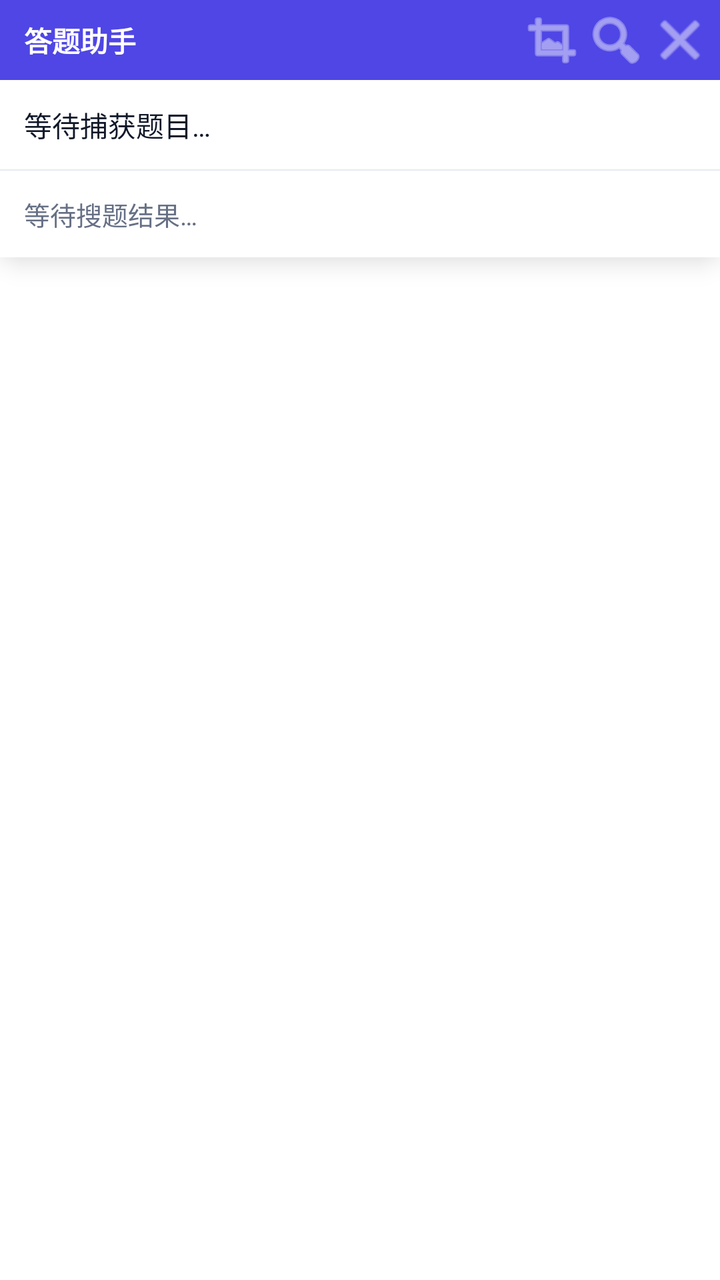
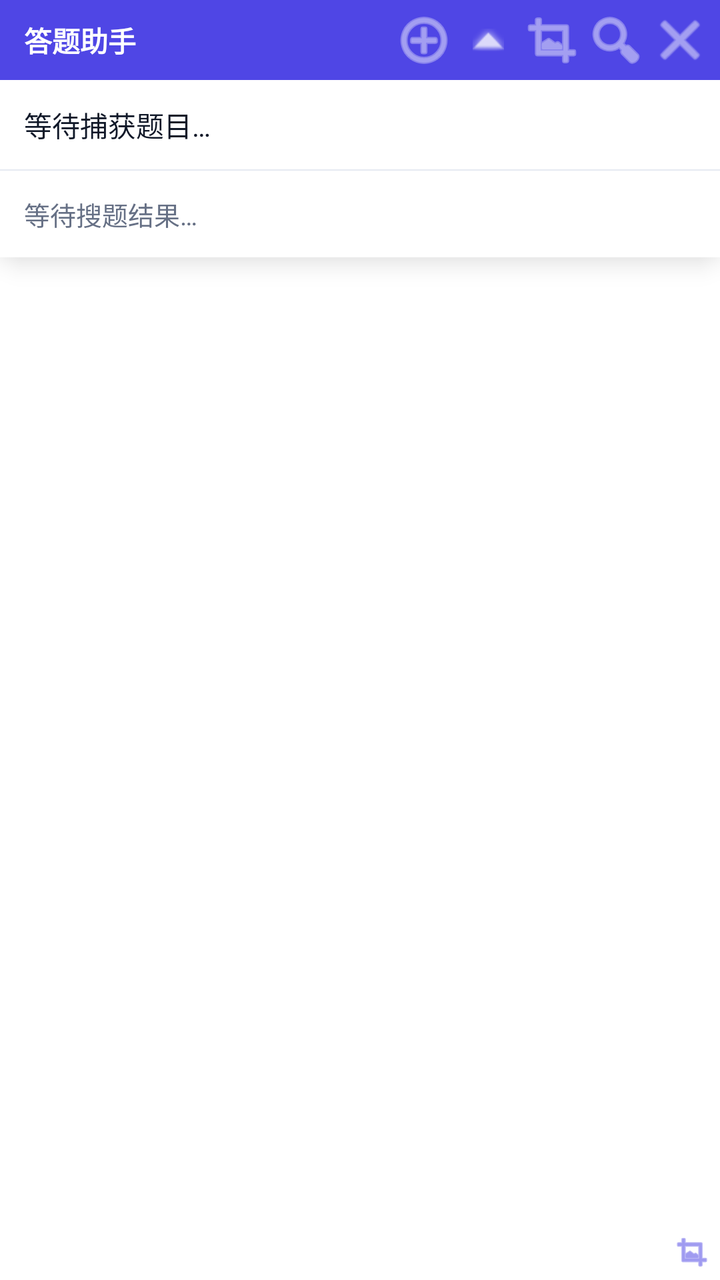

Compare the two renders of this Android layout. The source of the first and the diff that turns it into the second are given below.
<!-- AndroidManifest.xml: fallback theme Theme.MaterialComponents.DayNight.NoActionBar -->
<!-- res/layout/quiz_overlay.xml -->
<?xml version="1.0" encoding="utf-8"?>

<FrameLayout xmlns:android="http://schemas.android.com/apk/res/android"
    android:id="@+id/root_container"
    android:layout_width="match_parent"
    android:layout_height="match_parent">

    
    <LinearLayout
        android:id="@+id/answer_container"
        android:layout_width="match_parent"
        android:layout_height="wrap_content"
        android:orientation="vertical"
        android:background="@drawable/quiz_overlay_bg"
        android:elevation="8dp"
        android:padding="0dp">

        <LinearLayout
            android:layout_width="match_parent"
            android:layout_height="40dp"
            android:orientation="horizontal"
            android:gravity="center_vertical"
            android:paddingLeft="12dp"
            android:paddingRight="4dp"
            android:background="#4F46E5">

            <TextView
                android:layout_width="0dp"
                android:layout_height="wrap_content"
                android:layout_weight="1"
                android:text="答题助手"
                android:textColor="#FFFFFF"
                android:textSize="14sp"
                android:textStyle="bold" />

            <ImageButton
                android:id="@+id/btn_area"
                android:layout_width="32dp"
                android:layout_height="32dp"
                android:src="@android:drawable/ic_menu_crop"
                android:background="@null"
                android:scaleType="center"
                android:tint="#FFFFFF"
                android:alpha="0.8"
                android:contentDescription="选择识别区域" />

            <ImageButton
                android:id="@+id/btn_search"
                android:layout_width="32dp"
                android:layout_height="32dp"
                android:src="@android:drawable/ic_menu_search"
                android:background="@null"
                android:scaleType="center"
                android:tint="#FFFFFF"
                android:alpha="0.8"
                android:contentDescription="搜题" />

            <ImageButton
                android:id="@+id/btn_close"
                android:layout_width="32dp"
                android:layout_height="32dp"
                android:src="@android:drawable/ic_menu_close_clear_cancel"
                android:background="@null"
                android:scaleType="center"
                android:tint="#FFFFFF"
                android:alpha="0.8"
                android:contentDescription="关闭" />
        </LinearLayout>

        <TextView
            android:id="@+id/tv_question"
            android:layout_width="match_parent"
            android:layout_height="wrap_content"
            android:padding="12dp"
            android:background="#FFFFFF"
            android:text="等待捕获题目…"
            android:textColor="#101828"
            android:textSize="14sp"
            android:maxLines="6"
            android:ellipsize="end"
            android:lineSpacingExtra="4dp" />

        <View
            android:layout_width="match_parent"
            android:layout_height="0.5dp"
            android:background="#E6EAF2" />

        <TextView
            android:id="@+id/tv_answer"
            android:layout_width="match_parent"
            android:layout_height="wrap_content"
            android:padding="12dp"
            android:background="#FFFFFF"
            android:text="等待搜题结果…"
            android:textColor="#667085"
            android:textSize="13sp"
            android:maxLines="8"
            android:ellipsize="end"
            android:lineSpacingExtra="3dp" />
    </LinearLayout>

    
    <com.example.box.RegionSelectorView
        android:id="@+id/region_selector"
        android:layout_width="match_parent"
        android:layout_height="match_parent"
        android:visibility="gone"
        android:background="#33000000" />

    
    <LinearLayout
        android:id="@+id/region_toolbar"
        android:layout_width="match_parent"
        android:layout_height="48dp"
        android:orientation="horizontal"
        android:gravity="center_vertical"
        android:paddingStart="12dp"
        android:paddingEnd="12dp"
        android:background="#4F46E5"
        android:visibility="gone"
        android:elevation="4dp">

        <TextView
            android:layout_width="0dp"
            android:layout_height="wrap_content"
            android:layout_weight="1"
            android:text="调节识别区域"
            android:textColor="#FFFFFF"
            android:textSize="14sp"
            android:textStyle="bold" />

        <Button
            android:id="@+id/btn_region_cancel"
            android:layout_width="wrap_content"
            android:layout_height="wrap_content"
            android:text="取消"
            android:textColor="#FFFFFF"
            android:background="?android:attr/selectableItemBackground"
            android:minWidth="0dp"
            android:minHeight="0dp"
            android:paddingStart="12dp"
            android:paddingEnd="12dp"
            android:layout_marginEnd="8dp"/>

        <Button
            android:id="@+id/btn_region_save"
            android:layout_width="wrap_content"
            android:layout_height="wrap_content"
            android:text="保存"
            android:textColor="#FFFFFF"
            android:background="?android:attr/selectableItemBackground"
            android:minWidth="0dp"
            android:minHeight="0dp"
            android:paddingStart="12dp"
            android:paddingEnd="12dp"/>
    </LinearLayout>

</FrameLayout>
<!-- resources referenced by this layout -->
<resources>
  <!-- drawable quiz_overlay_bg (drawable) -->
  <?xml version="1.0" encoding="utf-8"?>
  
  <shape xmlns:android="http://schemas.android.com/apk/res/android">
      <solid android:color="#FFFFFF" />
      <corners android:radius="16dp" />
      <stroke
          android:width="0.5dp"
          android:color="#E6EAF2" />
  </shape>
</resources>

<!-- the commit's change to res/layout/quiz_overlay.xml (unified diff, before → after) -->
@@ -32,6 +32,28 @@
                 android:textColor="#FFFFFF"
                 android:textSize="14sp"
                 android:textStyle="bold" />
+
+            <ImageButton
+                android:id="@+id/btn_font"
+                android:layout_width="32dp"
+                android:layout_height="32dp"
+                android:src="@android:drawable/ic_menu_add"
+                android:background="@null"
+                android:scaleType="center"
+                android:tint="#FFFFFF"
+                android:alpha="0.8"
+                android:contentDescription="字号" />
+
+            <ImageButton
+                android:id="@+id/btn_collapse"
+                android:layout_width="32dp"
+                android:layout_height="32dp"
+                android:src="@android:drawable/arrow_up_float"
+                android:background="@null"
+                android:scaleType="center"
+                android:tint="#FFFFFF"
+                android:alpha="0.8"
+                android:contentDescription="折叠" />
 
             <ImageButton
                 android:id="@+id/btn_area"
@@ -100,6 +122,20 @@
     </LinearLayout>
 
     
+    <ImageView
+        android:id="@+id/resize_handle"
+        android:layout_width="28dp"
+        android:layout_height="28dp"
+        android:layout_gravity="bottom|end"
+        android:padding="4dp"
+        android:src="@android:drawable/ic_menu_crop"
+        android:tint="#4F46E5"
+        android:background="#FFFFFF"
+        android:alpha="0.9"
+        android:scaleType="fitCenter"
+        android:contentDescription="缩放" />
+
+    
     <com.example.box.RegionSelectorView
         android:id="@+id/region_selector"
         android:layout_width="match_parent"
